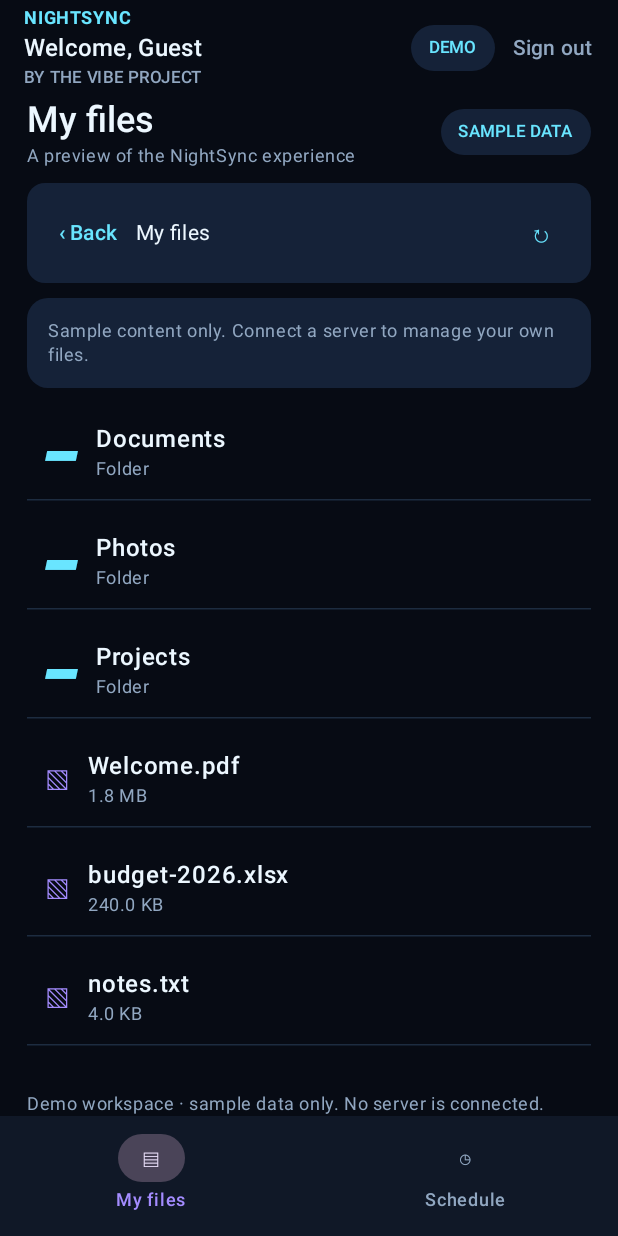
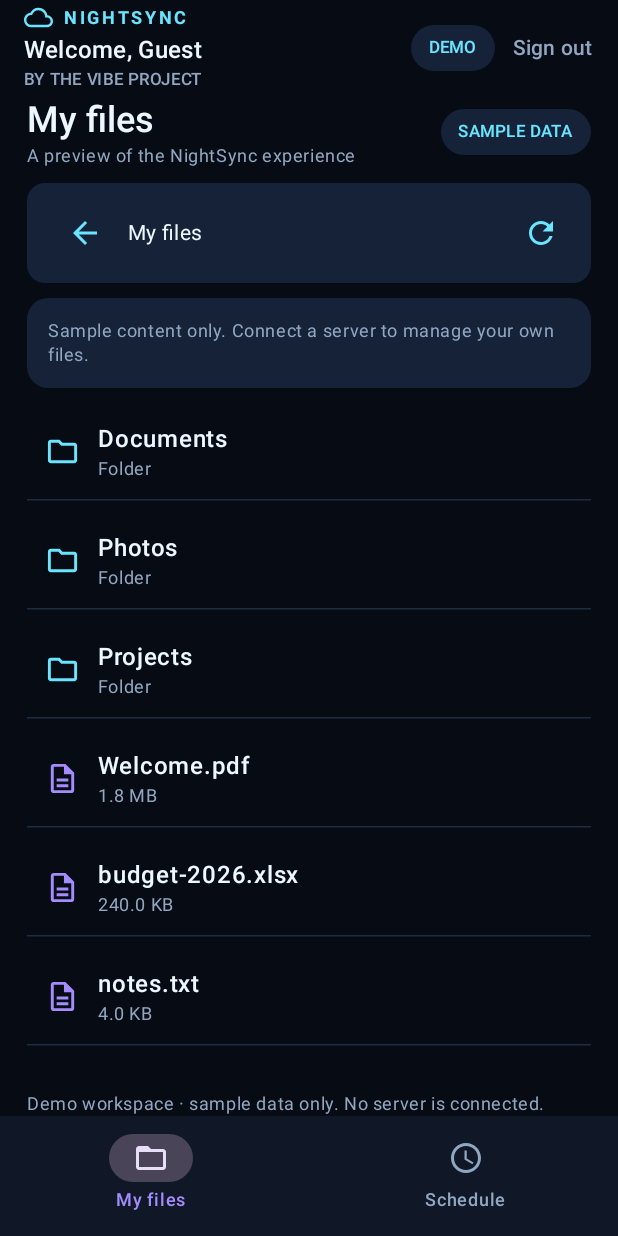
Before and after one commit to the-vibe-project/NightSync, an Android app built with Jetpack Compose: the screen it shows after launch (MainActivity), after a tap on "Explore demo workspace", on a phone screen of 412 x 824 dp. Run offline under Robolectric (Android 15) with nearby library versions, the phone set to English and light mode, and no system bars; 1 other tap on this screen came first.

Commit message:
style(android): replace text glyphs with consistent material icons

```diff
--- a/mobile/android/app/src/main/java/org/nightsync/app/MainActivity.kt
+++ b/mobile/android/app/src/main/java/org/nightsync/app/MainActivity.kt
@@ -16,6 +16,14 @@ import androidx.compose.foundation.rememberScrollState
 import androidx.compose.foundation.shape.RoundedCornerShape
 import androidx.compose.foundation.verticalScroll
 import androidx.compose.material3.*
+import androidx.compose.material.icons.Icons
+import androidx.compose.material.icons.outlined.ArrowBack
+import androidx.compose.material.icons.outlined.CloudQueue
+import androidx.compose.material.icons.outlined.Description
+import androidx.compose.material.icons.outlined.Folder
+import androidx.compose.material.icons.outlined.FolderOpen
+import androidx.compose.material.icons.outlined.Refresh
+import androidx.compose.material.icons.outlined.Schedule
 import androidx.compose.runtime.*
 import androidx.compose.ui.Alignment
 import androidx.compose.ui.Modifier
@@ -24,6 +32,7 @@ import androidx.compose.ui.platform.LocalContext
 import androidx.compose.ui.text.font.FontWeight
 import androidx.compose.ui.text.input.PasswordVisualTransformation
 import androidx.compose.ui.unit.dp
+import androidx.compose.ui.unit.sp
 import kotlinx.coroutines.Dispatchers
 import kotlinx.coroutines.launch
 import kotlinx.coroutines.withContext
@@ -365,7 +374,10 @@ fun NightSyncAuthApp(
                 TopAppBar(
                     title = {
                         Column {
-                            Text("NIGHTSYNC", style = MaterialTheme.typography.labelMedium, color = NightCyan, fontWeight = FontWeight.Bold)
+                            Row(verticalAlignment = Alignment.CenterVertically, horizontalArrangement = Arrangement.spacedBy(7.dp)) {
+                                Icon(Icons.Outlined.CloudQueue, contentDescription = null, tint = NightCyan, modifier = Modifier.size(19.dp))
+                                Text("NIGHTSYNC", style = MaterialTheme.typography.labelMedium, color = NightCyan, fontWeight = FontWeight.Bold, letterSpacing = 1.8.sp)
+                            }
                             Text(if (token == null) "Your private cloud" else "Welcome, $username", style = MaterialTheme.typography.titleMedium, color = NightText)
                             Text("BY THE VIBE PROJECT", style = MaterialTheme.typography.labelSmall, color = NightMuted)
                         }
@@ -404,13 +416,13 @@ fun NightSyncAuthApp(
                         NavigationBarItem(
                             selected = activeTab == "files",
                             onClick = { activeTab = "files"; refreshFiles() },
-                            icon = { Text("▤") },
+                            icon = { Icon(Icons.Outlined.FolderOpen, contentDescription = null) },
                             label = { Text("My files") }
                         )
                         NavigationBarItem(
                             selected = activeTab == "schedule",
                             onClick = { activeTab = "schedule" },
-                            icon = { Text("◷") },
+                            icon = { Icon(Icons.Outlined.Schedule, contentDescription = null) },
                             label = { Text("Schedule") }
                         )
                     }
@@ -540,13 +552,13 @@ fun NightSyncAuthApp(
                                         currentFolder = if (parts.size <= 1) "" else parts.dropLast(1).joinToString("/")
                                         refreshFiles()
                                     }
-                                ) { Text("‹ Back", color = NightCyan) }
+                                ) { Icon(Icons.Outlined.ArrowBack, contentDescription = "Back", tint = NightCyan) }
                                 Text(
                                     if (currentFolder.isBlank()) "My files" else currentFolder.replace("/", "  /  "),
                                     color = NightText, style = MaterialTheme.typography.bodyMedium,
                                     modifier = Modifier.weight(1f)
                                 )
-                                IconButton(onClick = { refreshFiles() }, enabled = !filesLoading) { Text("↻", color = NightCyan) }
+                                IconButton(onClick = { refreshFiles() }, enabled = !filesLoading) { Icon(Icons.Outlined.Refresh, contentDescription = "Refresh", tint = NightCyan) }
                             }
                         }
                         if (isDemoMode) {
@@ -589,8 +601,9 @@ fun NightSyncAuthApp(
                                     }.padding(12.dp),
                                     verticalAlignment = Alignment.CenterVertically
                                 ) {
-                                    Text(if (item.isDirectory) "▰" else "▧", color = if (item.isDirectory) NightCyan else NightViolet,
-                                        style = MaterialTheme.typography.titleLarge)
+                                    Icon(if (item.isDirectory) Icons.Outlined.Folder else Icons.Outlined.Description,
+                                        contentDescription = if (item.isDirectory) "Folder" else "File",
+                                        tint = if (item.isDirectory) NightCyan else NightViolet, modifier = Modifier.size(23.dp))
                                     Column(Modifier.weight(1f).padding(start = 12.dp)) {
                                         Text(item.name, color = NightText, fontWeight = FontWeight.Medium, maxLines = 1)
                                         Text(if (item.isDirectory) "Folder" else item.sizeLabel, color = NightMuted, style = MaterialTheme.typography.bodySmall)
```
